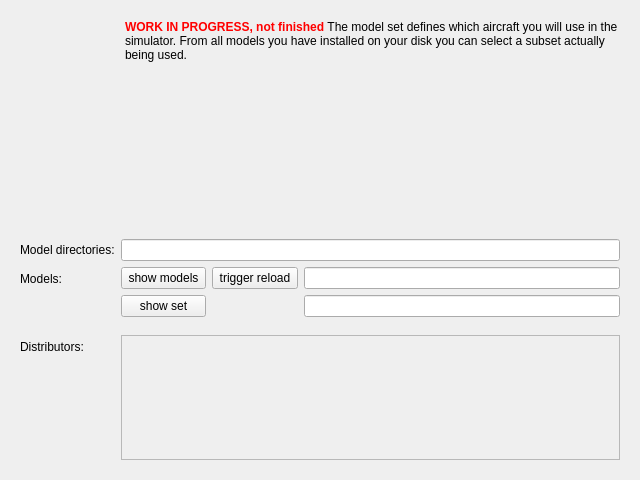
swift-project/pilotclient, file src/blackgui/components/firstmodelsetcomponent.ui: the form before one commit.
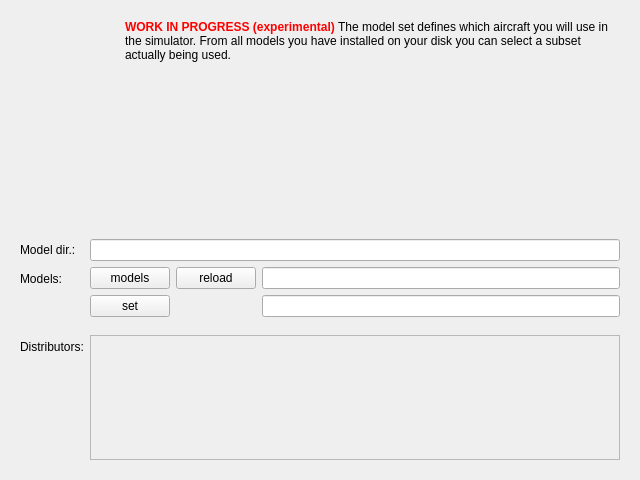
The form after the commit. Icons and pictures are not drawn. Custom widgets are drawn as their Qt base class.

The edit to the form file:
```diff
--- a/src/blackgui/components/firstmodelsetcomponent.ui
+++ b/src/blackgui/components/firstmodelsetcomponent.ui
@@ -20,7 +20,7 @@
       <item row="0" column="1">
        <widget class="QLabel" name="lbl_Explaination">
         <property name="text">
-         <string>&lt;html&gt;&lt;head/&gt;&lt;body&gt;&lt;p&gt;&lt;span style=&quot; font-size:9pt; font-weight:600; color:#ff0000;&quot;&gt;WORK IN PROGRESS, not finished &lt;/span&gt;&lt;span style=&quot; font-size:9pt;&quot;&gt;The model set defines which aircraft you will use in the simulator. From all models you have installed on your disk you can select a subset actually being used.&lt;/span&gt;&lt;/p&gt;&lt;/body&gt;&lt;/html&gt;</string>
+         <string>&lt;html&gt;&lt;head/&gt;&lt;body&gt;&lt;p&gt;&lt;span style=&quot; font-size:9pt; font-weight:600; color:#ff0000;&quot;&gt;WORK IN PROGRESS (experimental) &lt;/span&gt;&lt;span style=&quot; font-size:9pt;&quot;&gt;The model set defines which aircraft you will use in the simulator. From all models you have installed on your disk you can select a subset actually being used.&lt;/span&gt;&lt;/p&gt;&lt;/body&gt;&lt;/html&gt;</string>
         </property>
         <property name="textFormat">
          <enum>Qt::RichText</enum>
@@ -56,7 +56,7 @@
       <item row="0" column="0">
        <widget class="QLabel" name="lbl_ModelDirectories">
         <property name="text">
-         <string>Model directories:</string>
+         <string>Model dir.:</string>
         </property>
        </widget>
       </item>
@@ -79,21 +79,21 @@
         <item row="1" column="0">
          <widget class="QPushButton" name="pb_ModelSet">
           <property name="text">
-           <string>show set</string>
+           <string>set</string>
           </property>
          </widget>
         </item>
         <item row="0" column="0">
          <widget class="QPushButton" name="pb_Models">
           <property name="text">
-           <string> show models </string>
+           <string>models</string>
           </property>
          </widget>
         </item>
         <item row="0" column="1">
          <widget class="QPushButton" name="pb_ModelsTriggerReload">
           <property name="text">
-           <string> trigger reload </string>
+           <string>reload</string>
           </property>
          </widget>
         </item>
```
